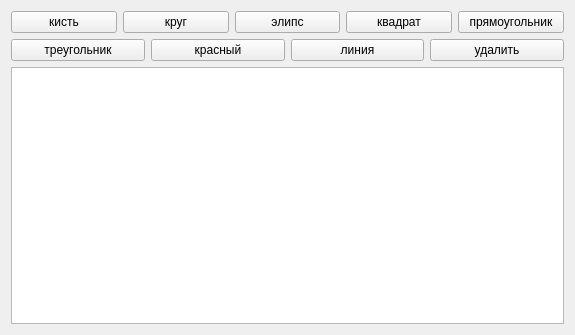
This is widget.ui in mikilanjlo/like as Qt 5 draws it before an edit. The edited form follows.
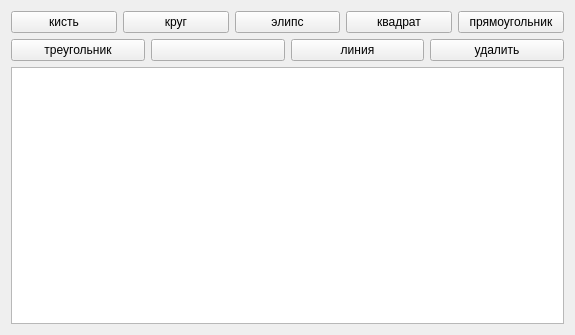
This is the edited form.

```diff
--- a/widget.ui
+++ b/widget.ui
@@ -69,7 +69,7 @@
          <item>
           <widget class="QPushButton" name="kraska">
            <property name="text">
-            <string>красный</string>
+            <string/>
            </property>
           </widget>
          </item>
```
Left out of the diff: 12 changed lines with no effect on the pictures.
